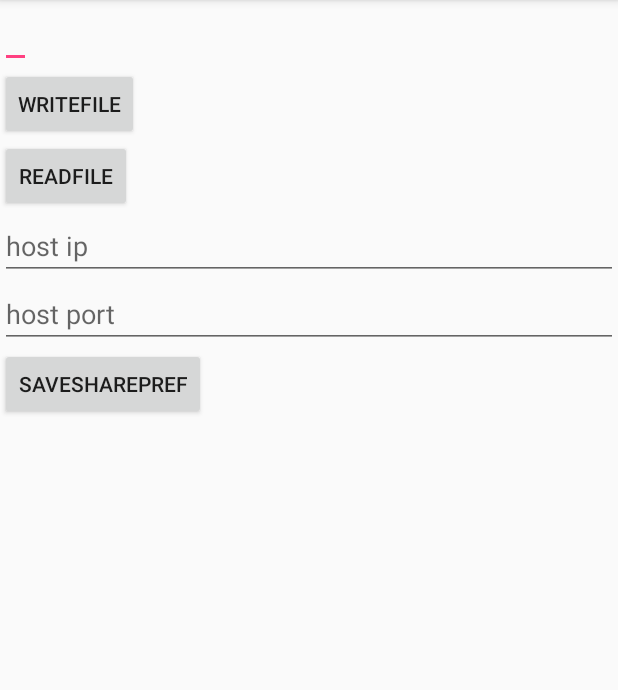
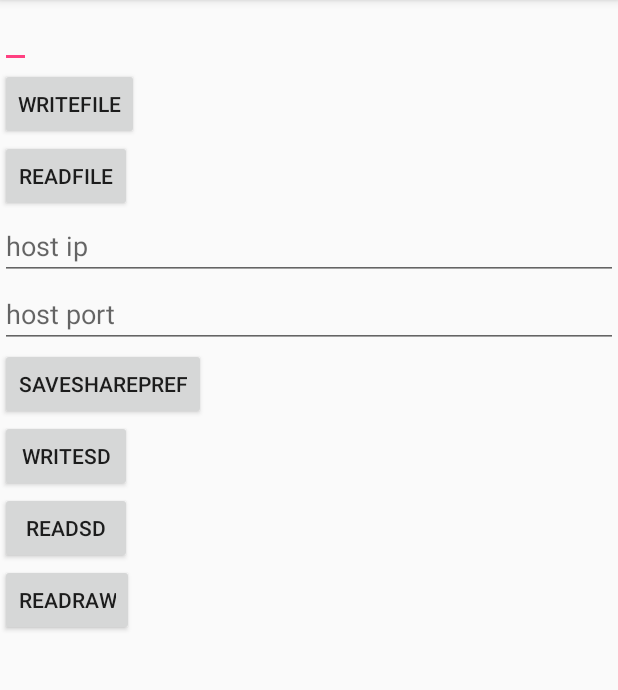
Before and after one commit to 170507180204duyu/sn1705071802043, an Android app: the screen it shows after launch (Ch13Activity1), on a phone screen of 412 x 824 dp, the part 84-774 px from its top. Run offline under Robolectric (Android 15) with nearby library versions, the phone set to English and light mode, and no system bars.

Commit message:
4.28课堂练习

```diff
--- a/app/src/main/AndroidManifest.xml
+++ b/app/src/main/AndroidManifest.xml
@@ -1,8 +1,9 @@
 <?xml version="1.0" encoding="utf-8"?>
 <manifest xmlns:android="http://schemas.android.com/apk/res/android"
     package="cn.edu.sdwu.android02.classroom.sn170507180204">
-
     <uses-permission android:name="android.permission.READ_CONTACTS" />
+    <uses-permission android:name="android.permission.WRITE_EXTERNAL_STORAGE"/>
+    <uses-permission android:name="android.permission.READ_EXTERNAL_STORAGE"/>
 
     <application
         android:allowBackup="true"
--- a/app/src/main/res/layout/layout_ch13_1.xml
+++ b/app/src/main/res/layout/layout_ch13_1.xml
@@ -32,5 +32,20 @@
         android:text="saveSharePref"
         android:onClick="saveSharePref"
         android:layout_height="wrap_content" />
+    <Button
+        android:layout_width="wrap_content"
+        android:text="writeSd"
+        android:onClick="writeSd"
+        android:layout_height="wrap_content" />
+    <Button
+        android:layout_width="wrap_content"
+        android:text="readSd"
+        android:onClick="readSd"
+        android:layout_height="wrap_content" />
+    <Button
+        android:layout_width="wrap_content"
+        android:text="readRaw"
+        android:onClick="readRaw"
+        android:layout_height="wrap_content" />
 
 </LinearLayout>
```
Also changed, not shown: app/src/main/java/cn/edu/sdwu/android02/classroom/sn170507180204/Ch13Activity1.java (+145 -0 lines), 1 other file.
